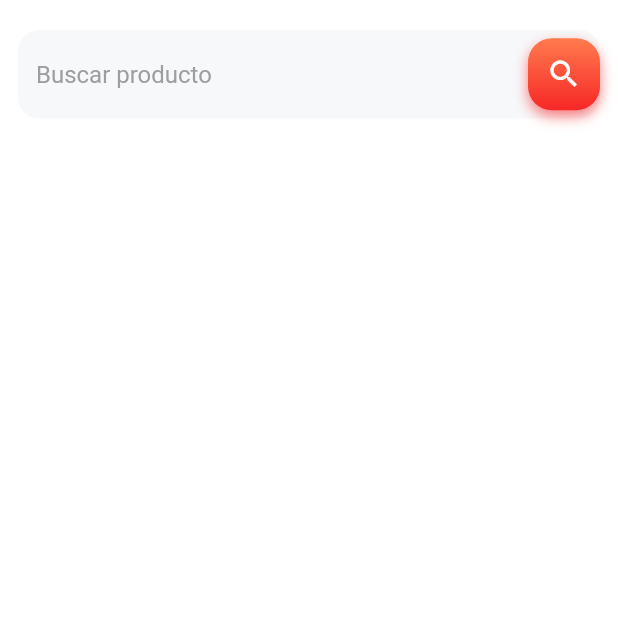
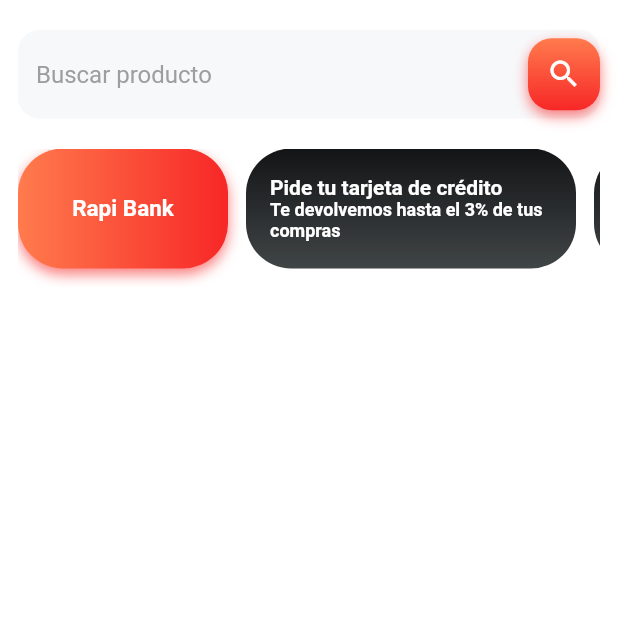
Before and after one commit to gian-pc/flutter_ecommerce, a Flutter app: the screen it shows after launch, on a phone screen of 412 x 824 dp, the top half of it. Run offline on Flutter 3.47's test engine with Material 2 defaults, Android fonts, the phone set to English and light mode, and no system bars.

Commit message:
SingleChildScrollView

```diff
--- a/lib/pages/home_page.dart
+++ b/lib/pages/home_page.dart
@@ -41,15 +41,131 @@ class HomePage extends StatelessWidget {
                           BoxShadow(
                             color: Color(0xffF72727).withOpacity(0.6),
                             blurRadius: 7,
-                          offset: Offset(0,4),
+                            offset: Offset(0, 4),
                           ),
-                      ]
+                        ]),
+                    child: Icon(
+                      Icons.search,
+                      color: Colors.white,
                     ),
-                    child: Icon(Icons.search, color: Colors.white,),
                   ),
                   fillColor: Color(0xffF7F8FA),
                 ),
               ),
+              SizedBox(height: 20),
+              SingleChildScrollView(
+                scrollDirection: Axis.horizontal,
+                child: Row(
+                  children: [
+                    Container(
+                      height: 80,
+                      width: 140,
+                      margin: EdgeInsets.only(right: 12.0,bottom: 12.0),
+                      decoration: BoxDecoration(
+                        borderRadius: BorderRadius.circular(30.0),
+                        gradient: LinearGradient(
+                          colors: [
+                            Color(0xffFF7B4D),
+                            Color(0xffF72727),
+                          ],
+                          begin: Alignment.centerLeft,
+                          end: Alignment.centerRight,
+                        ),
+                        boxShadow: [
+                          BoxShadow(
+                            color: Color(0xffF72727).withOpacity(0.6),
+                            blurRadius: 7,
+                            offset: Offset(0, 4),
+                          ),
+                        ],
+                      ),
+                      child: Center(
+                        child: Text(
+                          "Rapi Bank",
+                          style: TextStyle(
+                              fontSize: 15.0,
+                              color: Colors.white,
+                              fontWeight: FontWeight.bold),
+                        ),
+                      ),
+                    ),
+                    Container(
+                      height: 80,
+                      width: 220,
+                      margin: EdgeInsets.only(right: 12.0,bottom: 12.0),
+                      padding: EdgeInsets.only(left: 16.0),
+                      decoration: BoxDecoration(
+                        borderRadius: BorderRadius.circular(30.0),
+                        gradient: LinearGradient(
+                          colors: [
+                            Color(0xff131416),
+                            Color(0xff404546),
+                          ],
+                          begin: Alignment.topCenter,
+                          end: Alignment.bottomCenter,
+                        ),
+                      ),
+                      child: Column(
+                        crossAxisAlignment: CrossAxisAlignment.start,
+                        mainAxisAlignment: MainAxisAlignment.center,
+                        children: [
+                          Text(
+                            "Pide tu tarjeta de crédito",
+                            style: TextStyle(
+                                fontSize: 14.0,
+                                color: Colors.white,
+                                fontWeight: FontWeight.bold),
+                          ),
+                          Text(
+                            "Te devolvemos hasta el 3% de tus compras",
+                            style: TextStyle(
+                                fontSize: 12.0,
+                                color: Colors.white,
+                                fontWeight: FontWeight.bold),
+                          ),
+                        ],
+                      ),
+                    ),
+                    Container(
+                      height: 80,
+                      width: 220,
+                      margin: EdgeInsets.only(right: 12.0,bottom: 12.0),
+                      padding: EdgeInsets.only(left: 16.0),
+                      decoration: BoxDecoration(
+                        borderRadius: BorderRadius.circular(30.0),
+                        gradient: LinearGradient(
+                          colors: [
+                            Color(0xff131416),
+                            Color(0xff404546),
+                          ],
+                          begin: Alignment.topCenter,
+                          end: Alignment.bottomCenter,
+                        ),
+                      ),
+                      child: Column(
+                        crossAxisAlignment: CrossAxisAlignment.start,
+                        mainAxisAlignment: MainAxisAlignment.center,
+                        children: [
+                          Text(
+                            "Pide tu tarjeta de crédito",
+                            style: TextStyle(
+                                fontSize: 14.0,
+                                color: Colors.white,
+                                fontWeight: FontWeight.bold),
+                          ),
+                          Text(
+                            "Te devolvemos hasta el 3% de tus compras",
+                            style: TextStyle(
+                                fontSize: 12.0,
+                                color: Colors.white,
+                                fontWeight: FontWeight.bold),
+                          ),
+                        ],
+                      ),
+                    ),
+                  ],
+                ),
+              )
             ],
           ),
         ),
```
Lines whose indentation alone changed are shown as unchanged.
